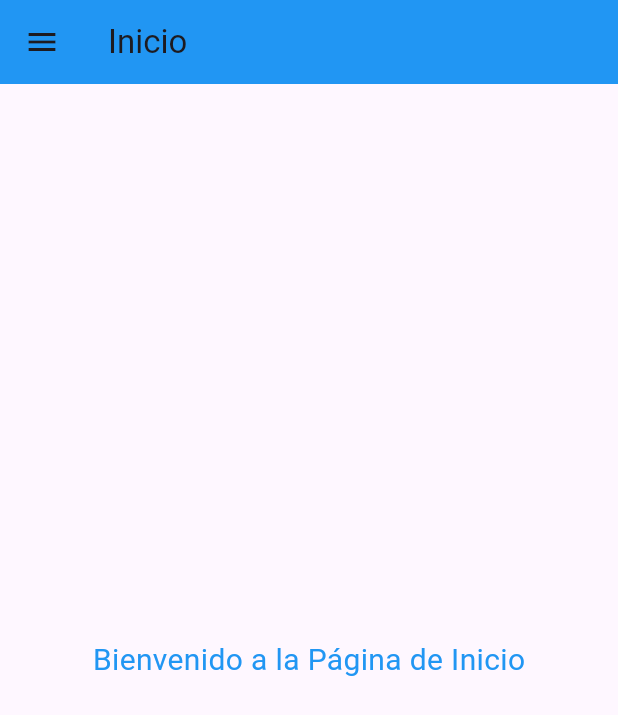
After one commit to Abrajam7611/MediStock_Movil, a Flutter app: the HomeScreen screen opened directly, on a phone screen of 412 x 824 dp. The commit adds this screen. Shown: the top 715 px of the screen. Run offline on Flutter 3.47's test engine with Material 3 defaults, Android fonts, the phone set to English and light mode, and no system bars.

Commit message:
Primera Versión de Login y Home

```diff
--- /dev/null
+++ b/lib/screens/home_screen.dart
@@ -0,0 +1,71 @@
+// lib/screens/home_screen.dart
+import 'package:flutter/material.dart';
+
+class HomeScreen extends StatelessWidget {
+  @override
+  Widget build(BuildContext context) {
+    return Scaffold(
+      appBar: AppBar(
+        title: Text('Inicio'),
+        backgroundColor: Colors.blue,
+      ),
+      drawer: Drawer(
+        child: ListView(
+          padding: EdgeInsets.zero,
+          children: <Widget>[
+            DrawerHeader(
+              decoration: BoxDecoration(
+                color: Colors.blue,
+              ),
+              child: Text(
+                'Usuario',
+                style: TextStyle(
+                  color: Colors.white,
+                  fontSize: 24,
+                ),
+              ),
+            ),
+            ListTile(
+              leading: Icon(Icons.person),
+              title: Text('Usuario'),
+              onTap: () {
+                // Navegar a la pantalla de editar perfil
+                Navigator.pushNamed(context, '/edit_profile');
+              },
+            ),
+            ListTile(
+              leading: Icon(Icons.home),
+              title: Text('Inicio'),
+              onTap: () {
+                // Volver a la pantalla de inicio
+                Navigator.pushReplacementNamed(context, '/home');
+              },
+            ),
+            ListTile(
+              leading: Icon(Icons.search),
+              title: Text('Buscar'),
+              onTap: () {
+                // Navegar a la pantalla de buscar
+                Navigator.pushNamed(context, '/search');
+              },
+            ),
+            ListTile(
+              leading: Icon(Icons.notifications),
+              title: Text('Notificaciones'),
+              onTap: () {
+                // Navegar a la pantalla de notificaciones
+                Navigator.pushNamed(context, '/notifications');
+              },
+            ),
+          ],
+        ),
+      ),
+      body: Center(
+        child: Text(
+          'Bienvenido a la Página de Inicio',
+          style: TextStyle(fontSize: 20, color: Colors.blue),
+        ),
+      ),
+    );
+  }
+}
```
Also changed, not shown: lib/screens/edit_profile_screen.dart (added, +30 -0 lines), lib/screens/login_screen.dart (+8 -4 lines), lib/screens/main_screen.dart (added, +24 -0 lines), 5 other files.
